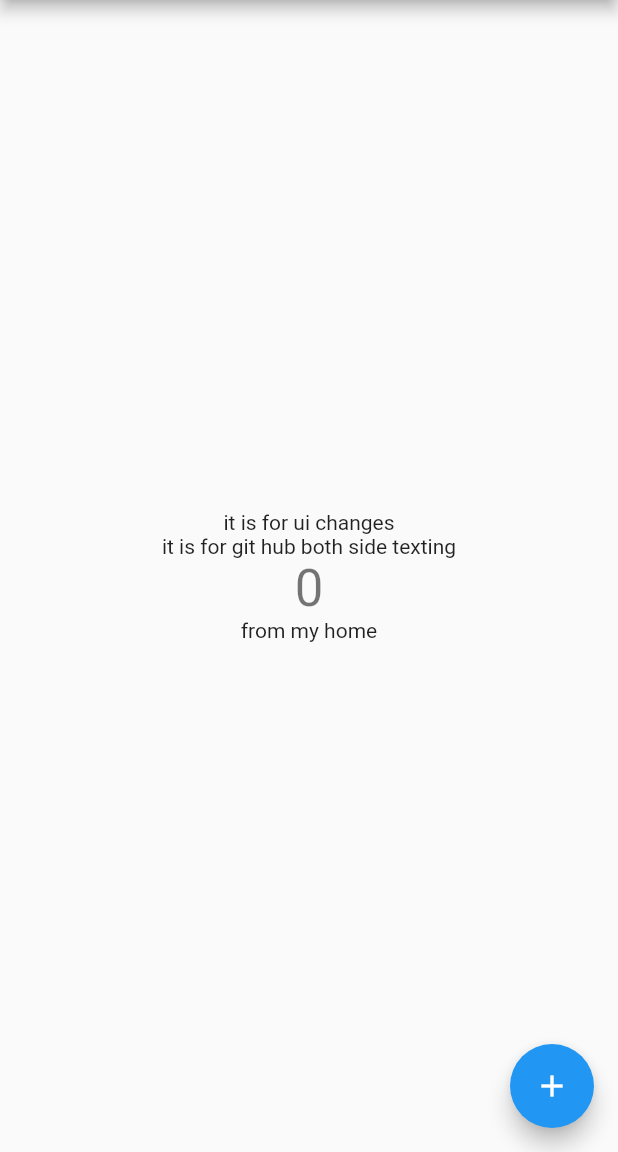
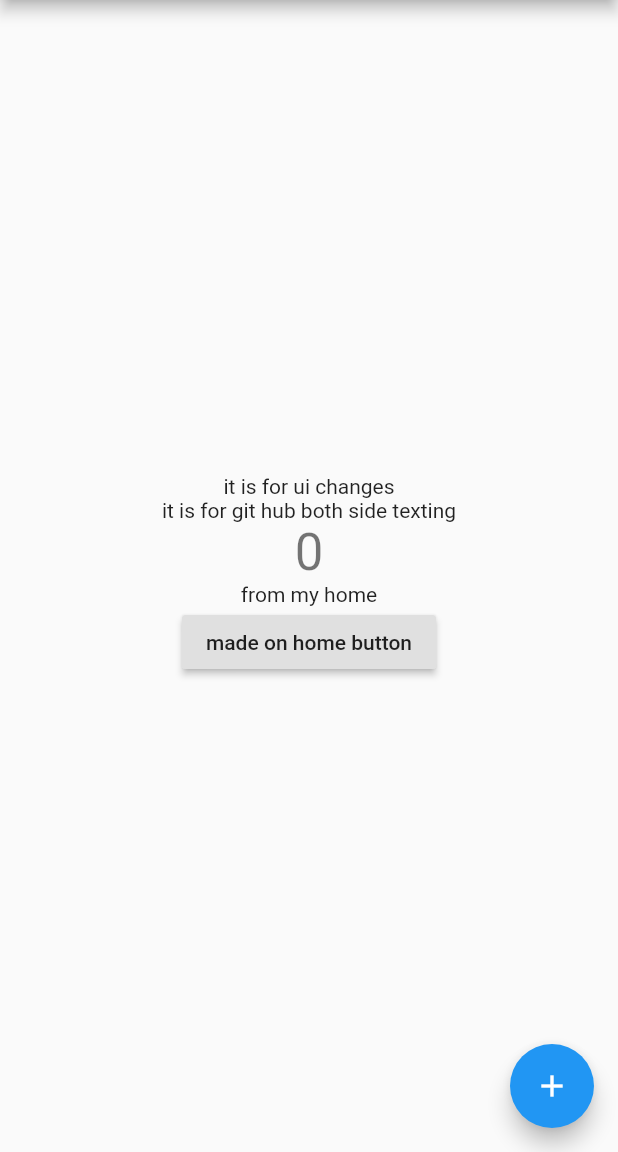
Before and after one commit to Flutter-working/hellow_world, a Flutter app: the screen it shows after launch, on a phone screen of 412 x 824 dp, the part 84-1236 px from its top. Run offline on Flutter 3.47's test engine with Material 2 defaults, Android fonts, the phone set to English and light mode, and no system bars.

Commit message:
from my home

```diff
--- /dev/null
+++ b/lib/button.dart
@@ -0,0 +1,8 @@
+import 'package:flutter/material.dart';
+
+class Button extends StatelessWidget {
+  @override
+  Widget build(BuildContext context) {
+    return RaisedButton(child: Text("made on home button"),onPressed: (){});
+  }
+}
--- a/lib/main.dart
+++ b/lib/main.dart
@@ -1,4 +1,6 @@
 import 'package:flutter/material.dart';
+
+import './button.dart';
 
 void main() => runApp(MyApp());
 
@@ -59,6 +61,7 @@ class _MyHomePageState extends State<MyHomePage> {
             Text(
               'from my home',
             ),
+            Button(),
           ],
         ),
       ),
```
